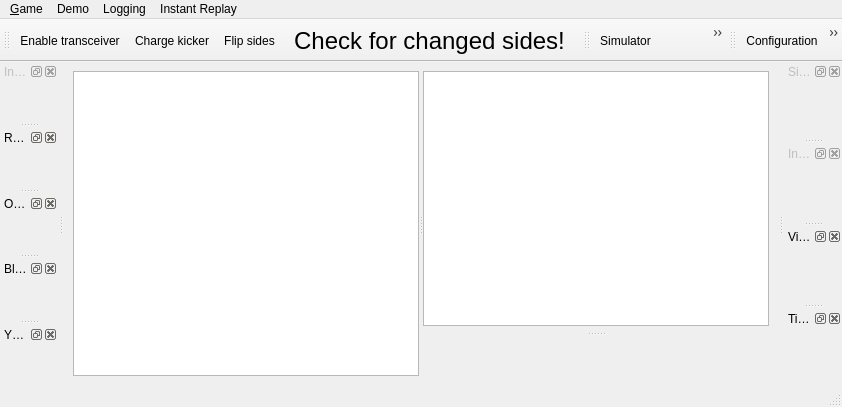
Above: src/ra/mainwindow.ui from robotics-erlangen/framework before the change. Below: the same form after it.
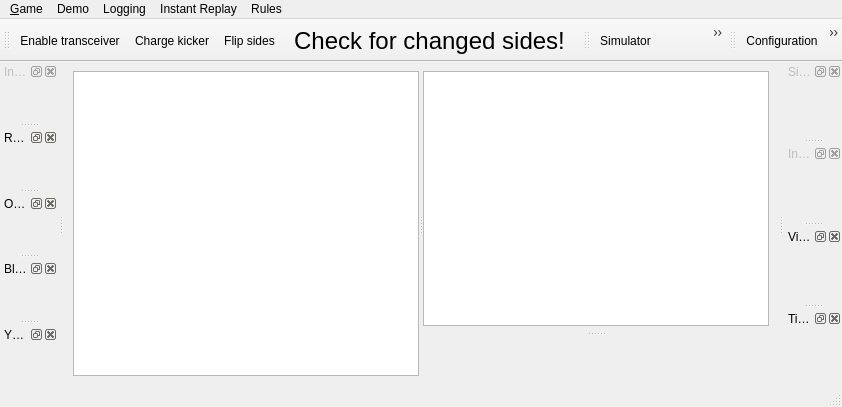
That is the form after the change. Custom widgets are drawn as their Qt base class.

Commit message: Ra: allow switching between rule/geometry versions, fixes #415

The edit to the form file:
```diff
--- a/src/ra/mainwindow.ui
+++ b/src/ra/mainwindow.ui
@@ -127,10 +127,18 @@
     <addaction name="actionSpeed200"/>
     <addaction name="actionSpeed1000"/>
    </widget>
+   <widget class="QMenu" name="menuRules">
+    <property name="title">
+     <string>Rules</string>
+    </property>
+    <addaction name="rules2017"/>
+    <addaction name="rules2018"/>
+   </widget>
    <addaction name="menu_Game"/>
    <addaction name="menuTesting"/>
    <addaction name="menuVideo"/>
    <addaction name="menuInstant_Replay"/>
+   <addaction name="menuRules"/>
   </widget>
   <widget class="QStatusBar" name="statusbar"/>
   <widget class="QToolBar" name="toolCommands">
```
Left out of the diff: 19 changed lines with no effect on the pictures. The commit also changes 10 other files.
